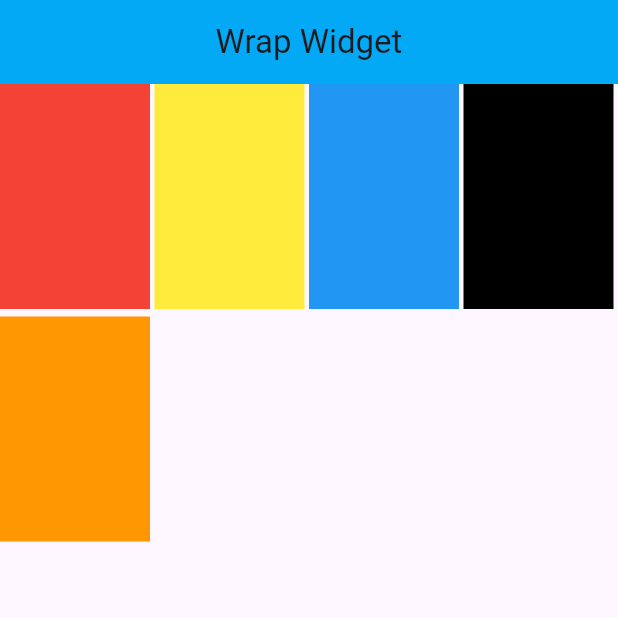
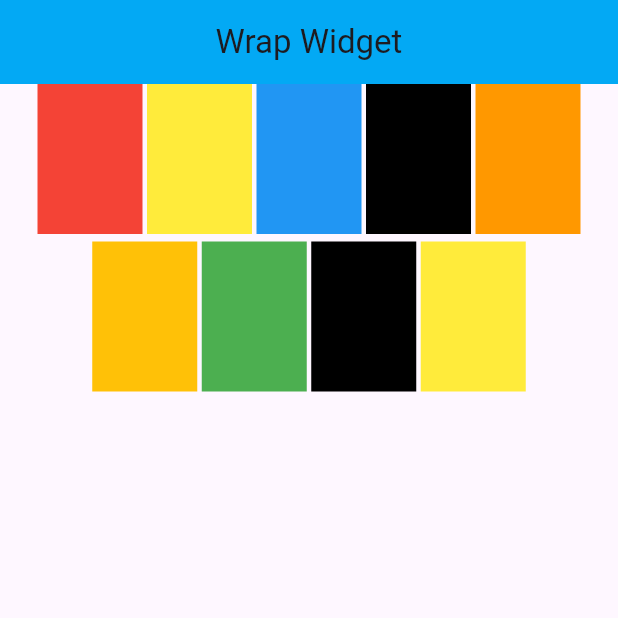
Before and after one commit to Mahafujmr/flutter_all_weiget_practice, a Flutter app: the screen it shows after launch, on a phone screen of 412 x 824 dp, the top half of it. Run offline on Flutter 3.47's test engine with Material 3 defaults, Android fonts, the phone set to English and light mode, and no system bars.

Commit message:
flutter wrap widget

```diff
--- a/flutter_all_widget_practice/lib/layout_widgets/wrap_widget.dart
+++ b/flutter_all_widget_practice/lib/layout_widgets/wrap_widget.dart
@@ -11,38 +11,61 @@ class WrapWidgetTest extends StatelessWidget {
         centerTitle: true,
         backgroundColor: Colors.lightBlue,
       ),
-      body:Wrap(
+      body:Container(
+        width: double.infinity,
+        child: Wrap(
           spacing: 3,
           runSpacing:5,
-        alignment: WrapAlignment.spaceBetween,
-        direction: Axis.horizontal,
+          alignment: WrapAlignment.center,
+          //direction: Axis.vertical,
           children: [
             Container(
-            width: 100,
-            height: 150,
+              width: 70,
+              height: 100,
               color: Colors.red,
             ),
             Container(
-            width: 100,
-            height: 150,
+              width: 70,
+              height: 100,
               color: Colors.yellow,
             ),
             Container(
-            width: 100,
-            height: 150,
+              width: 70,
+              height: 100,
               color: Colors.blue,
             ),
             Container(
-            width: 100,
-            height: 150,
+              width: 70,
+              height: 100,
               color: Colors.black,
             ),
             Container(
-            width: 100,
-            height: 150,
+              width: 70,
+              height: 100,
               color: Colors.orange,
             ),
+            Container(
+              width: 70,
+              height: 100,
+              color: Colors.amber,
+            ),
+            Container(
+              width: 70,
+              height: 100,
+              color: Colors.green,
+            ),
+            Container(
+              width: 70,
+              height: 100,
+              color: Colors.black,
+            ),
+            Container(
+              width: 70,
+              height: 100,
+              color: Colors.yellow,
+            ),
           ],
+        ),
       ) ,
     );
   }
```
Lines whose indentation alone changed are shown as unchanged.
